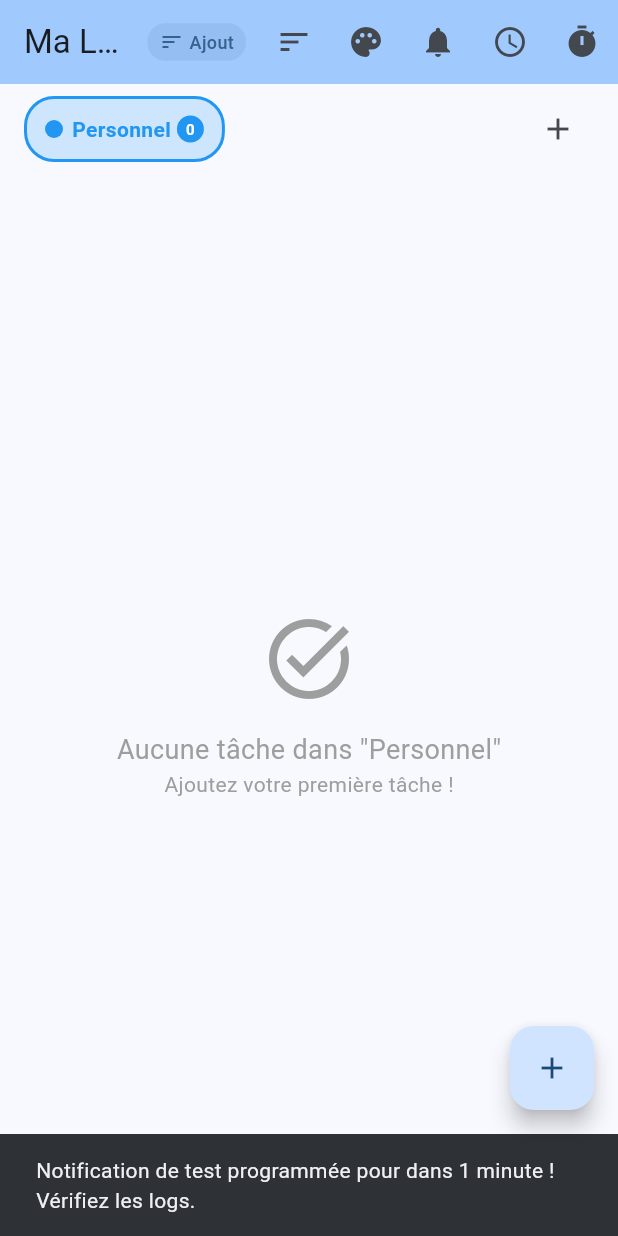
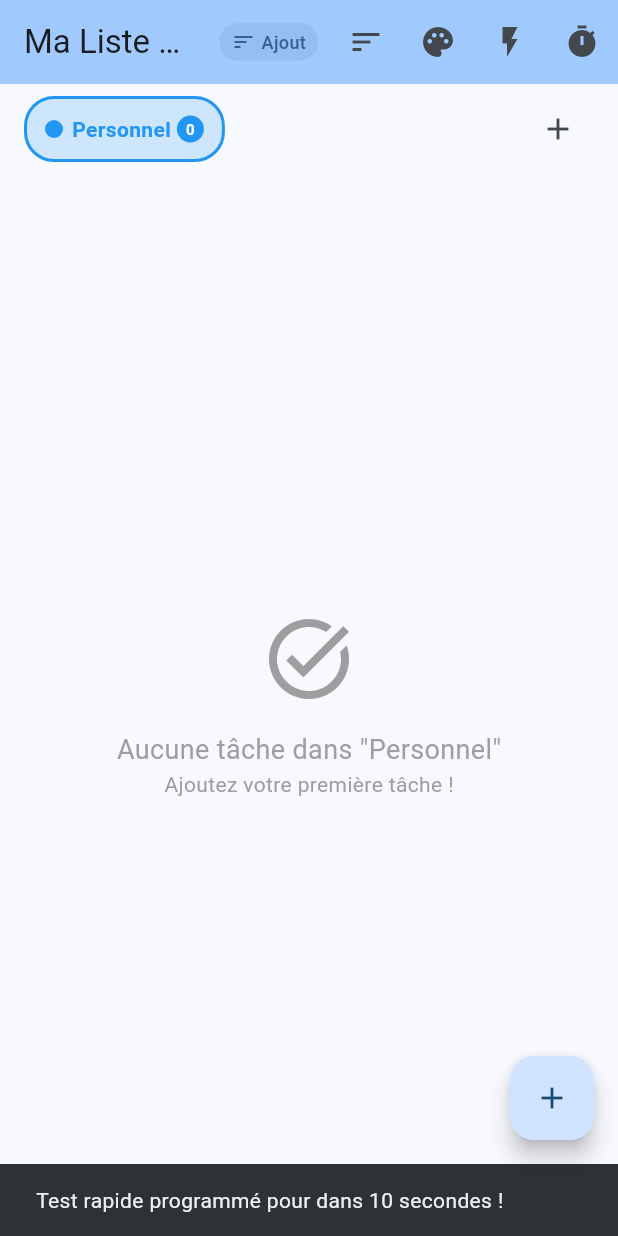
Before and after one commit to 4coma/todoist-private, a Flutter app: the screen it shows after launch, after a tap on the "timer" icon, on a phone screen of 412 x 824 dp. Run offline on Flutter 3.47's test engine with Material 3 defaults, Android fonts, the light colour scheme and no system bars; our stand-ins replace awesome_notifications, shared_preferences.

Commit message:
feat: Migrate to awesome_notifications for reliable scheduled notifications
- Replace flutter_local_notifications with awesome_notifications (v0.8.2)
- Fix Android SDK 34 compatibility issues with scheduled notifications
- Implement proper 32-bit ID generation for notification IDs
- Add comprehensive notification service with static methods
- Include test methods for immediate and scheduled notifications
- Update pubspec.yaml with new dependencies
- Clean up notification service implementation

Resolves notification scheduling issues on Android 13+ devices

```diff
--- a/lib/main.dart
+++ b/lib/main.dart
@@ -7,8 +7,10 @@ void main() async {
   WidgetsFlutterBinding.ensureInitialized();
 
   // Initialiser le service de notifications
-  final notificationService = NotificationService();
-  await notificationService.initialize();
+  await NotificationService.initialize();
+
+  // Vérifier l'état des permissions
+  await NotificationService.checkPermissions();
 
   runApp(const TodoApp());
 }
@@ -109,11 +111,9 @@ class _TodoHomePageState extends State<TodoHomePage> {
   // Reprogrammer les notifications pour toutes les tâches avec rappel
   Future<void> _rescheduleNotifications() async {
     try {
-      final notificationService = NotificationService();
-
       for (final todo in _todos) {
         if (todo.reminder != null && todo.reminder!.isAfter(DateTime.now())) {
-          await notificationService.scheduleTaskReminder(
+          await NotificationService.scheduleTaskReminder(
             taskId: todo.id,
             title: todo.title,
             body: todo.description.isNotEmpty ? todo.description : 'Rappel de tâche',
@@ -122,9 +122,9 @@ class _TodoHomePageState extends State<TodoHomePage> {
         }
       }
 
-      debugPrint('✅ Notifications reprogrammées pour ${_todos.where((t) => t.reminder != null && t.reminder!.isAfter(DateTime.now())).length} tâches');
+      debugPrint('✅ Rappels reprogrammés pour ${_todos.where((t) => t.reminder != null && t.reminder!.isAfter(DateTime.now())).length} tâches');
     } catch (e) {
-      debugPrint('❌ Erreur lors de la reprogrammation des notifications: $e');
+      debugPrint('❌ Erreur lors de la reprogrammation des rappels: $e');
     }
   }
 
@@ -173,7 +173,7 @@ class _TodoHomePageState extends State<TodoHomePage> {
         await _saveData();
         // Planifier la notification pour la tâche principale
         if (newTodo.reminder != null) {
-          await NotificationService().scheduleTaskReminder(
+          await NotificationService.scheduleTaskReminder(
             taskId: newTodo.id,
             title: newTodo.title,
             body: newTodo.description.isNotEmpty ? newTodo.description : 'Rappel de tâche',
@@ -183,7 +183,7 @@ class _TodoHomePageState extends State<TodoHomePage> {
         // Planifier les notifications pour les sous-tâches
         for (final subTask in subTasks) {
           if (subTask.reminder != null) {
-            await NotificationService().scheduleTaskReminder(
+            await NotificationService.scheduleTaskReminder(
               taskId: subTask.id,
               title: subTask.title,
               body: subTask.description.isNotEmpty ? subTask.description : 'Rappel de sous-tâche',
@@ -235,7 +235,7 @@ class _TodoHomePageState extends State<TodoHomePage> {
         // Pas besoin d'annuler explicitement car scheduleTaskReminder le fait automatiquement
         // Planifier la nouvelle notification si besoin
         if (updatedTodo.reminder != null) {
-          await NotificationService().scheduleTaskReminder(
+          await NotificationService.scheduleTaskReminder(
             taskId: updatedTodo.id,
             title: updatedTodo.title,
             body: updatedTodo.description.isNotEmpty ? updatedTodo.description : 'Rappel de tâche',
@@ -352,12 +352,12 @@ class _TodoHomePageState extends State<TodoHomePage> {
 
   void _deleteTodo(int id) async {
     // Annuler les notifications de la tâche et de ses sous-tâches
-    await NotificationService().cancelTaskNotification(id);
+    await NotificationService.cancelTaskNotification(id);
 
     // Récupérer toutes les sous-tâches pour annuler leurs notifications
     final subTasks = _getAllSubTasks(id);
     for (final subTask in subTasks) {
-      await NotificationService().cancelTaskNotification(subTask.id);
+      await NotificationService.cancelTaskNotification(subTask.id);
     }
 
     setState(() {
@@ -640,43 +640,25 @@ class _TodoHomePageState extends State<TodoHomePage> {
             tooltip: 'Changer le thème',
           ),
           IconButton(
-            icon: const Icon(Icons.notifications),
+            icon: const Icon(Icons.flash_on),
             onPressed: () async {
-              // Vérifier d'abord les permissions
-              await NotificationService().checkPermissions();
-
-              // Envoyer la notification de test
-              await NotificationService().showTestNotification();
-
+              await NotificationService.showTestNotification();
               ScaffoldMessenger.of(context).showSnackBar(
                 const SnackBar(
-                  content: Text('Notification de test envoyée ! Vérifiez les logs pour les permissions.'),
+                  content: Text('Test notification immédiate envoyée !'),
                   duration: Duration(seconds: 3),
                 ),
               );
             },
-            tooltip: 'Tester les notifications',
-          ),
-          IconButton(
-            icon: const Icon(Icons.schedule),
-            onPressed: () async {
-              final pendingNotifications = await NotificationService().getPendingNotifications();
-              ScaffoldMessenger.of(context).showSnackBar(
-                SnackBar(
-                  content: Text('${pendingNotifications.length} notification(s) en attente'),
-                  duration: const Duration(seconds: 3),
-                ),
-              );
-            },
-            tooltip: 'Voir les notifications en attente',
+            tooltip: 'Test notification immédiate',
           ),
           IconButton(
             icon: const Icon(Icons.timer),
             onPressed: () async {
-              await NotificationService().scheduleTestNotification();
+              await NotificationService.scheduleQuickTestNotification();
               ScaffoldMessenger.of(context).showSnackBar(
                 const SnackBar(
-                  content: Text('Notification de test programmée pour dans 1 minute ! Vérifiez les logs.'),
+                  content: Text('Test rapide programmé pour dans 10 secondes !'),
                   duration: Duration(seconds: 3),
                 ),
               );
--- a/lib/services/notification_service.dart
+++ b/lib/services/notification_service.dart
@@ -1,286 +1,185 @@
-import 'package:flutter_local_notifications/flutter_local_notifications.dart';
-import 'package:timezone/timezone.dart' as tz;
-import 'package:timezone/data/latest.dart' as tz;
+import 'package:awesome_notifications/awesome_notifications.dart';
 import 'package:flutter/material.dart';
 
 class NotificationService {
-  static final NotificationService _instance = NotificationService._internal();
-  factory NotificationService() => _instance;
-  NotificationService._internal();
+  // Identifiants de canal (doivent être uniques)
+  static const String _channelId = 'todo_reminders';
+  static const String _channelName = 'Todo Rappels';
+  static const String _channelDescription = 'Rappels pour les tâches à faire';
 
-  final FlutterLocalNotificationsPlugin _notifications = FlutterLocalNotificationsPlugin();
+  /// Initialise le service de notifications
+  /// DOIT être appelé dans main() avant runApp()
+  static Future<void> initialize() async {
+    await AwesomeNotifications().initialize(
+      null, // null pour utiliser les icônes par défaut
+      [
+        NotificationChannel(
+          channelKey: _channelId,
+          channelName: _channelName,
+          channelDescription: _channelDescription,
+          defaultColor: Colors.blue,
+          ledColor: Colors.white,
+          importance: NotificationImportance.High,
+          channelShowBadge: true,
+          enableVibration: true,
+          enableLights: true,
+        ),
+      ],
+    );
+  }
+
+  /// Demande les permissions de notification
+  /// IMPORTANT: Appeler cette méthode avant de programmer des notifications
+  static Future<bool> requestPermission() async {
+    return await AwesomeNotifications().requestPermissionToSendNotifications();
+  }
+
+  /// Programme une notification à une date/heure spécifique
+  static Future<void> scheduleReminder({
+    required int id,           // ID unique de la notification
+    required String title,     // Titre de la notification
+    required String body,      // Contenu de la notification
+    required DateTime scheduledDate, // Date/heure de déclenchement
+  }) async {
+    debugPrint('🔍 === PROGRAMMATION RAPPEL AVEC AWESOME_NOTIFICATIONS ===');
+    debugPrint('🔍 ID: $id, Titre: $title, Date: $scheduledDate');
+
+    await AwesomeNotifications().createNotification(
+      content: NotificationContent(
+        id: id,
+        channelKey: _channelId,
+        title: title,
+        body: body,
+        notificationLayout: NotificationLayout.Default,
+        category: NotificationCategory.Reminder,
+      ),
+      schedule: NotificationCalendar.fromDate(
+        date: scheduledDate,
+        allowWhileIdle: true, // IMPORTANT: Permet l'exécution même en mode économie d'énergie
+      ),
+    );
+
+    debugPrint('✅ Rappel programmé avec succès pour ID: $id');
+    debugPrint('🔍 === FIN PROGRAMMATION RAPPEL ===');
+  }
+
+  /// Annule une notification spécifique
+  static Future<void> cancelReminder(int id) async {
+    await AwesomeNotifications().cancel(id);
+    debugPrint('Notification annulée pour ID: $id');
+  }
+
+  /// Annule toutes les notifications
+  static Future<void> cancelAllReminders() async {
+    await AwesomeNotifications().cancelAll();
+    debugPrint('Toutes les notifications ont été annulées');
+  }
+
+  /// Configure l'écoute des actions sur les notifications
+  static void listenToActionStream(Function(ReceivedAction) onActionReceived) {
+    AwesomeNotifications().setListeners(
+      onActionReceivedMethod: (ReceivedAction receivedAction) async {
+        onActionReceived(receivedAction);
+      },
+    );
+  }
+
+  /// Nettoie les ressources (optionnel avec awesome_notifications)
+  static void dispose() {
+    // Pas besoin de fermer explicitement avec awesome_notifications
+  }
 
   // Générer un ID valide pour les notifications (32-bit)
-  int _generateNotificationId(int taskId) {
+  static int _generateNotificationId(int taskId) {
     // Utiliser l'ID de la tâche pour générer un ID de notification cohérent
     // Assurer que l'ID reste dans les limites 32-bit d'Android
     return (taskId % 1000000) + 1000; // IDs entre 1000 et 1000999
   }
 
-  Future<void> initialize() async {
-    // Initialiser timezone
-    tz.initializeTimeZones();
-
-    // Définir le timezone local
-    tz.setLocalLocation(tz.getLocation('Europe/Paris'));
-
-    // Configuration pour Android
-    const AndroidInitializationSettings androidSettings =
-        AndroidInitializationSettings('@mipmap/ic_launcher');
-
-    // Configuration pour Linux
-    const LinuxInitializationSettings linuxSettings =
-        LinuxInitializationSettings(
-          defaultActionName: 'Open notification',
-        );
-
-    // Configuration générale
-    const InitializationSettings settings = InitializationSettings(
-      android: androidSettings,
-      linux: linuxSettings,
-    );
-
-    await _notifications.initialize(
-      settings,
-      onDidReceiveNotificationResponse: _onNotificationTapped,
-    );
-
-    // Demander les permissions sur Android
-    await _requestPermissions();
-  }
-
-  Future<void> _requestPermissions() async {
-    final AndroidFlutterLocalNotificationsPlugin? androidImplementation =
-        _notifications.resolvePlatformSpecificImplementation<
-            AndroidFlutterLocalNotificationsPlugin>();
-
-    if (androidImplementation != null) {
-      final bool? granted = await androidImplementation.requestNotificationsPermission();
-      debugPrint('Permission accordée: $granted');
-
-      // Note: Les permissions d'alarme exacte sont gérées automatiquement par le système
-      debugPrint('Permissions de notification demandées');
-    }
-  }
-
-  void _onNotificationTapped(NotificationResponse response) {
-    debugPrint('Notification tapée: ${response.payload}');
-    // Ici vous pouvez ajouter la logique pour ouvrir l'app ou une page spécifique
-  }
-
-  Future<void> scheduleTaskReminder({
-    required int taskId, // ID de la tâche (peut être grand)
+  // Méthode de compatibilité avec l'ancien code
+  static Future<void> scheduleTaskReminder({
+    required int taskId,
     required String title,
     required String body,
     required DateTime scheduledDate,
   }) async {
+    // Générer un ID valide pour la notification basé sur l'ID de la tâche
+    final int notificationId = _generateNotificationId(taskId);
+
+    await scheduleReminder(
+      id: notificationId,
+      title: title,
+      body: body,
+      scheduledDate: scheduledDate,
+    );
+  }
+
+  // Méthode de compatibilité avec l'ancien code
+  static Future<void> cancelTaskNotification(int taskId) async {
+    final int notificationId = _generateNotificationId(taskId);
+    await cancelReminder(notificationId);
+  }
+
+  // Méthode de test pour envoyer une notification immédiate
+  static Future<void> showTestNotification() async {
     try {
-      // Générer un ID valide pour la notification basé sur l'ID de la tâche
-      final int notificationId = _generateNotificationId(taskId);
+      debugPrint('🔍 === TEST NOTIFICATION IMMÉDIATE ===');
 
-      // Annuler toute notification existante pour cette tâche
-      await cancelNotification(notificationId);
-
-      // Vérifier que la date est dans le futur
-      if (scheduledDate.isBefore(DateTime.now())) {
-        debugPrint('Date de notification dans le passé: $scheduledDate');
-        return;
-      }
-
-      // Créer la notification
-      const AndroidNotificationDetails androidDetails = AndroidNotificationDetails(
-        'task_reminders',
-        'Task Reminders',
-        channelDescription: 'Notifications for task reminders',
-        importance: Importance.high,
-        priority: Priority.high,
-        enableVibration: true,
-        playSound: true,
-        icon: '@mipmap/ic_launcher',
+      await AwesomeNotifications().createNotification(
+        content: NotificationContent(
+          id: 999,
+          channelKey: _channelId,
+          title: 'Test Notification',
+          body: 'Ceci est une notification de test',
+          notificationLayout: NotificationLayout.Default,
+        ),
       );
 
-      const LinuxNotificationDetails linuxDetails = LinuxNotificationDetails(
-        actions: <LinuxNotificationAction>[
-          LinuxNotificationAction(
-            key: 'complete',
-            label: 'Complete Task',
-          ),
-          LinuxNotificationAction(
-            key: 'snooze',
-            label: 'Snooze 15 min',
-          ),
-        ],
-      );
-
-      const NotificationDetails details = NotificationDetails(
-        android: androidDetails,
-        linux: linuxDetails,
-      );
-
-      // Convertir la date en TZDateTime
-      final tz.TZDateTime scheduledTZDate = tz.TZDateTime.from(scheduledDate, tz.local);
-
-      debugPrint('=== DEBUG TÂCHE PROGRAMMÉE ===');
-      debugPrint('Tâche ID: $taskId, Notification ID: $notificationId');
-      debugPrint('Date actuelle: ${DateTime.now().toString()}');
-      debugPrint('Date programmée: ${scheduledDate.toString()}');
-      debugPrint('TZDateTime programmée: ${scheduledTZDate.toString()}');
-      debugPrint('Fuseau horaire: ${tz.local.name}');
-      debugPrint('Délai: ${scheduledDate.difference(DateTime.now()).inMinutes} minutes');
-
-      // Programmer la notification
-      await _notifications.zonedSchedule(
-        notificationId,
-        title,
-        body,
-        scheduledTZDate,
-        details,
-        androidScheduleMode: AndroidScheduleMode.exactAllowWhileIdle,
-        uiLocalNotificationDateInterpretation:
-            UILocalNotificationDateInterpretation.absoluteTime,
-      );
-
-      debugPrint('✅ Notification programmée avec succès pour ID: $notificationId');
-      debugPrint('=== FIN DEBUG TÂCHE ===');
+      debugPrint('✅ Notification de test envoyée');
+      debugPrint('🔍 === FIN TEST IMMÉDIAT ===');
     } catch (e) {
-      debugPrint('Erreur lors de la programmation de la notification: $e');
+      debugPrint('❌ Erreur lors de l\'envoi de la notification de test: $e');
     }
   }
 
-  Future<void> cancelNotification(int id) async {
+  // Méthode de test pour programmer une notification dans 10 secondes
+  static Future<void> scheduleQuickTestNotification() async {
     try {
-      // Vérifier que l'ID est dans la plage valide pour Android (32-bit)
-      if (id > 2147483647 || id < -2147483648) {
-        debugPrint('ID de notification invalide (trop grand) pour annulation: $id');
-        return;
-      }
+      final DateTime scheduledDate = DateTime.now().add(const Duration(seconds: 10));
 
-      await _notifications.cancel(id);
-      debugPrint('Notification annulée pour ID: $id');
+      debugPrint('🔍 === TEST RAPIDE NOTIFICATION PROGRAMMÉE ===');
+      debugPrint('🔍 Date actuelle: ${DateTime.now().toString()}');
+      debugPrint('🔍 Date programmée: ${scheduledDate.toString()}');
+      debugPrint('🔍 Délai: 10 secondes');
+
+      await scheduleReminder(
+        id: 888,
+        title: 'Test Rapide - 10 secondes',
+        body: 'Cette notification devrait apparaître dans 10 secondes',
+        scheduledDate: scheduledDate,
+      );
+
+      debugPrint('✅ Test rapide programmé avec succès');
+      debugPrint('🔍 === FIN TEST RAPIDE ===');
     } catch (e) {
-      debugPrint('Erreur lors de l\'annulation de la notification: $e');
-    }
-  }
-
-  // Annuler la notification d'une tâche spécifique
-  Future<void> cancelTaskNotification(int taskId) async {
-    final int notificationId = _generateNotificationId(taskId);
-    await cancelNotification(notificationId);
-  }
-
-  Future<void> cancelAllNotifications() async {
-    try {
-      await _notifications.cancelAll();
-      debugPrint('Toutes les notifications ont été annulées');
-    } catch (e) {
-      debugPrint('Erreur lors de l\'annulation de toutes les notifications: $e');
-    }
-  }
-
-  Future<List<PendingNotificationRequest>> getPendingNotifications() async {
-    try {
-      final notifications = await _notifications.pendingNotificationRequests();
-      debugPrint('Notifications en attente: ${notifications.length}');
-      for (final notification in notifications) {
-        debugPrint('Notification en attente: ID=${notification.id}, Titre=${notification.title}');
-      }
-      return notifications;
-    } catch (e) {
-      debugPrint('Erreur lors de la récupération des notifications: $e');
-      return [];
+      debugPrint('❌ Erreur lors du test rapide: $e');
     }
   }
 
   // Vérifier l'état des permissions
-  Future<void> checkPermissions() async {
-    final AndroidFlutterLocalNotificationsPlugin? androidImplementation =
-        _notifications.resolvePlatformSpecificImplementation<
-            AndroidFlutterLocalNotificationsPlugin>();
+  static Future<void> checkPermissions() async {
+    debugPrint('🔍 === ÉTAT DES PERMISSIONS ===');
 
-    if (androidImplementation != null) {
-      final bool? notificationsEnabled = await androidImplementation.areNotificationsEnabled();
+    final isAllowed = await AwesomeNotifications().isNotificationAllowed();
+    debugPrint('🔍 Notifications autorisées: $isAllowed');
 
-      debugPrint('Notifications activées: $notificationsEnabled');
-      debugPrint('Permissions d\'alarme exacte demandées lors de l\'initialisation');
+    if (!isAllowed) {
+      debugPrint('❌ Les notifications ne sont pas autorisées');
+      debugPrint('L\'utilisateur doit les activer dans les paramètres système');
+    } else {
+      debugPrint('✅ Toutes les permissions sont accordées');
     }
-  }
 
-  // Méthode de test pour programmer une notification dans 1 minute
-  Future<void> scheduleTestNotification() async {
-    try {
-      final int notificationId = 999;
-      final DateTime now = DateTime.now();
-      final DateTime scheduledDate = now.add(const Duration(minutes: 1));
-
-      debugPrint('=== DEBUG NOTIFICATION PROGRAMMÉE ===');
-      debugPrint('Date actuelle: ${now.toString()}');
-      debugPrint('Date programmée: ${scheduledDate.toString()}');
-      debugPrint('Fuseau horaire local: ${tz.local.name}');
-      debugPrint('Délai: ${scheduledDate.difference(now).inSeconds} secondes');
-
-      const AndroidNotificationDetails androidDetails = AndroidNotificationDetails(
-        'test_scheduled_channel',
-        'Test Scheduled Channel',
-        channelDescription: 'Channel for test scheduled notifications',
-        importance: Importance.high,
-        priority: Priority.high,
-        enableVibration: true,
-        playSound: true,
-        icon: '@mipmap/ic_launcher',
-      );
-
-      const NotificationDetails details = NotificationDetails(
-        android: androidDetails,
-      );
-
-      final tz.TZDateTime scheduledTZDate = tz.TZDateTime.from(scheduledDate, tz.local);
-      debugPrint('TZDateTime programmée: ${scheduledTZDate.toString()}');
-
-      await _notifications.zonedSchedule(
-        notificationId,
-        'Test Notification Programmé',
-        'Cette notification a été programmée pour dans 1 minute',
-        scheduledTZDate,
-        details,
-        androidScheduleMode: AndroidScheduleMode.exactAllowWhileIdle,
-        uiLocalNotificationDateInterpretation:
-            UILocalNotificationDateInterpretation.absoluteTime,
-      );
-
-      debugPrint('✅ Notification de test programmée avec succès pour: ${scheduledTZDate.toString()}');
-      debugPrint('=== FIN DEBUG ===');
-    } catch (e) {
-      debugPrint('❌ Erreur lors de la programmation de la notification de test: $e');
-    }
-  }
-
-  // Méthode de test pour envoyer une notification immédiate
-  Future<void> showTestNotification() async {
-    try {
-      const AndroidNotificationDetails androidDetails = AndroidNotificationDetails(
-        'test_channel',
-        'Test Channel',
-        channelDescription: 'Channel for test notifications',
-        importance: Importance.high,
-        priority: Priority.high,
-        enableVibration: true,
-        playSound: true,
-      );
-
-      const NotificationDetails details = NotificationDetails(
-        android: androidDetails,
-      );
-
-      await _notifications.show(
-        999, // ID unique pour le test
-        'Test Notification',
-        'Ceci est une notification de test',
-        details,
-      );
-
-      debugPrint('Notification de test envoyée');
-    } catch (e) {
-      debugPrint('Erreur lors de l\'envoi de la notification de test: $e');
-    }
+    debugPrint('🔍 === FIN ÉTAT DES PERMISSIONS ===');
   }
 }
```
Also changed, not shown: pubspec.yaml (+9 -4 lines), pubspec.lock, 7 other files. Lines whose indentation alone changed are shown as unchanged.
